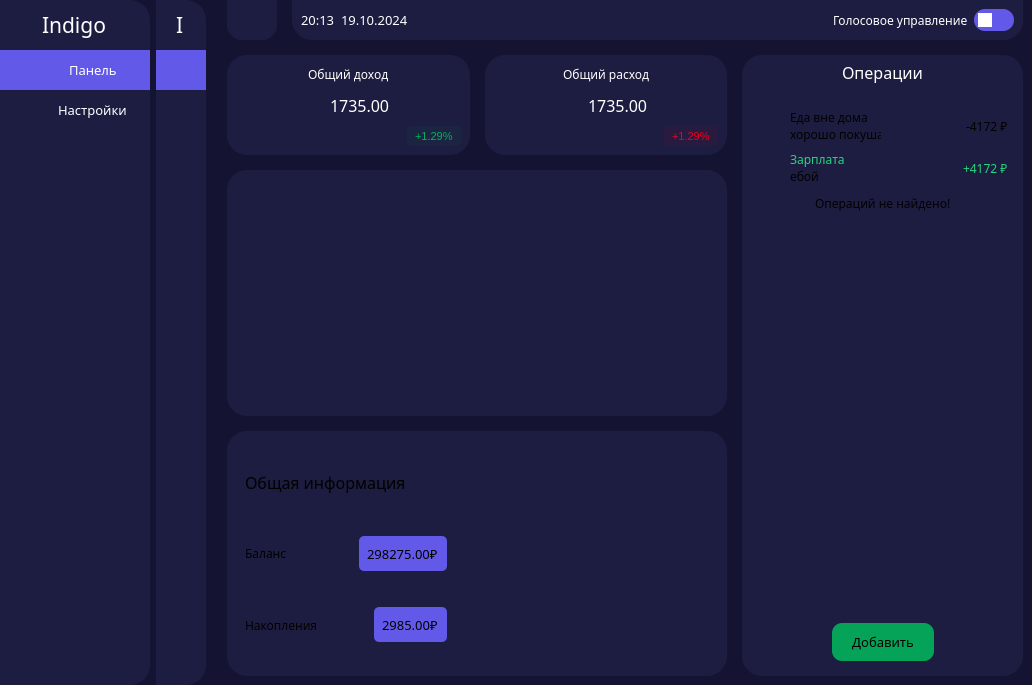
First picture: the form in src/ui/ui-forms/main_ui.ui, repository n1ghtmare-dev/finance_app, before the edit.
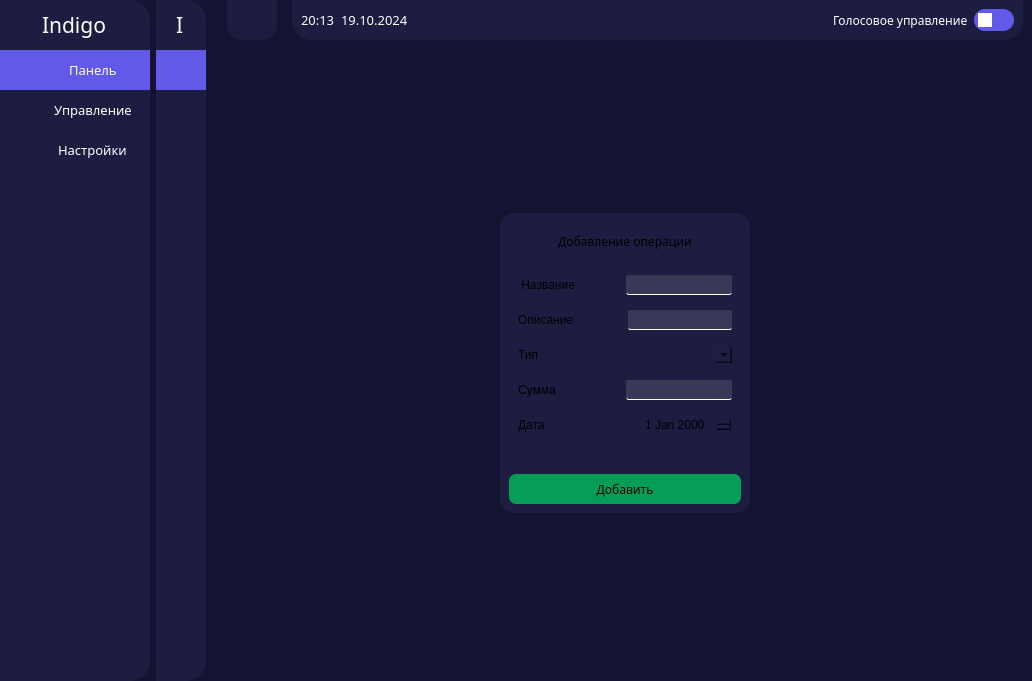
Second picture: the form after the edit. Icons and pictures are not drawn. Custom widgets are drawn as their Qt base class.

The edit to the form file:
```diff
--- a/src/ui/ui-forms/main_ui.ui
+++ b/src/ui/ui-forms/main_ui.ui
@@ -7,7 +7,7 @@
     <x>0</x>
     <y>0</y>
     <width>1032</width>
-    <height>685</height>
+    <height>681</height>
    </rect>
   </property>
   <property name="minimumSize">
@@ -84,6 +84,9 @@
        <property name="rightMargin">
         <number>0</number>
        </property>
+       <property name="bottomMargin">
+        <number>0</number>
+       </property>
        <item>
         <widget class="QFrame" name="frame_3">
          <property name="styleSheet">
@@ -264,6 +267,102 @@
          </layout>
         </widget>
        </item>
+       <item>
+        <widget class="QFrame" name="menu_edit_frame">
+         <property name="minimumSize">
+          <size>
+           <width>0</width>
+           <height>40</height>
+          </size>
+         </property>
+         <property name="styleSheet">
+          <string notr="true">border-radius: 0;</string>
+         </property>
+         <property name="frameShape">
+          <enum>QFrame::Shape::StyledPanel</enum>
+         </property>
+         <property name="frameShadow">
+          <enum>QFrame::Shadow::Raised</enum>
+         </property>
+         <layout class="QHBoxLayout" name="horizontalLayout_19">
+          <property name="spacing">
+           <number>0</number>
+          </property>
+          <property name="leftMargin">
+           <number>0</number>
+          </property>
+          <property name="topMargin">
+           <number>0</number>
+          </property>
+          <property name="rightMargin">
+           <number>0</number>
+          </property>
+          <property name="bottomMargin">
+           <number>0</number>
+          </property>
+          <item>
+           <spacer name="horizontalSpacer_18">
+            <property name="orientation">
+             <enum>Qt::Orientation::Horizontal</enum>
+            </property>
+            <property name="sizeHint" stdset="0">
+             <size>
+              <width>40</width>
+              <height>20</height>
+             </size>
+            </property>
+           </spacer>
+          </item>
+          <item>
+           <widget class="QPushButton" name="open_edit_btn">
+            <property name="cursor">
+             <cursorShape>PointingHandCursor</cursorShape>
+            </property>
+            <property name="icon">
+             <iconset resource="../images/images.qrc">
+              <normaloff>:/icons/icons/icon-edit.png</normaloff>:/icons/icons/icon-edit.png</iconset>
+            </property>
+            <property name="iconSize">
+             <size>
+              <width>18</width>
+              <height>18</height>
+             </size>
+            </property>
+           </widget>
+          </item>
+          <item>
+           <widget class="QLabel" name="label_5">
+            <property name="font">
+             <font>
+              <family>Inter Hewn</family>
+              <pointsize>10</pointsize>
+             </font>
+            </property>
+            <property name="styleSheet">
+             <string notr="true">color: rgb(255, 255, 255);
+margin-left: 5px;</string>
+            </property>
+            <property name="text">
+             <string>Управление</string>
+            </property>
+           </widget>
+          </item>
+          <item>
+           <spacer name="horizontalSpacer_22">
+            <property name="orientation">
+             <enum>Qt::Orientation::Horizontal</enum>
+            </property>
+            <property name="sizeHint" stdset="0">
+             <size>
+              <width>40</width>
+              <height>20</height>
+             </size>
+            </property>
+           </spacer>
+          </item>
+         </layout>
+        </widget>
+       </item>
        <item>
         <widget class="QFrame" name="menu_settings_frame">
          <property name="minimumSize">
@@ -311,7 +410,7 @@
            </spacer>
           </item>
           <item>
-           <widget class="QPushButton" name="pushButton">
+           <widget class="QPushButton" name="open_settings_btn">
             <property name="cursor">
              <cursorShape>PointingHandCursor</cursorShape>
             </property>
@@ -406,7 +505,7 @@
       <property name="frameShadow">
        <enum>QFrame::Shadow::Raised</enum>
       </property>
-      <layout class="QVBoxLayout" name="verticalLayout_14">
+      <layout class="QVBoxLayout" name="verticalLayout_8">
        <property name="spacing">
         <number>0</number>
        </property>
@@ -965,6 +1064,34 @@
         </widget>
        </item>
        <item>
+        <widget class="QStackedWidget" name="main_pages_widget">
+         <property name="styleSheet">
+          <string notr="true">background: none;</string>
+         </property>
+         <property name="currentIndex">
+          <number>1</number>
+         </property>
+         <widget class="QWidget" name="page_panel">
+          <property name="styleSheet">
+           <string notr="true">background: none;</string>
+          </property>
+          <layout class="QHBoxLayout" name="horizontalLayout_16">
+           <property name="spacing">
+            <number>0</number>
+           </property>
+           <property name="leftMargin">
+            <number>0</number>
+           </property>
+           <property name="topMargin">
+            <number>0</number>
+           </property>
+           <property name="rightMargin">
+            <number>0</number>
+           </property>
+           <property name="bottomMargin">
+            <number>0</number>
+           </property>
+           <item>
         <widget class="QFrame" name="frame_10">
          <property name="sizePolicy">
           <sizepolicy hsizetype="Preferred" vsizetype="Preferred">
@@ -978,6 +1105,9 @@
            <height>0</height>
           </size>
          </property>
+             <property name="styleSheet">
+              <string notr="true"/>
+             </property>
          <property name="frameShape">
           <enum>QFrame::Shape::NoFrame</enum>
          </property>
@@ -2461,6 +2591,384 @@
            </widget>
           </item>
          </layout>
+            </widget>
+           </item>
+          </layout>
+         </widget>
+         <widget class="QWidget" name="page_edit">
+          <property name="styleSheet">
+           <string notr="true">background: none;</string>
+          </property>
+          <layout class="QHBoxLayout" name="horizontalLayout_38">
+           <property name="spacing">
+            <number>0</number>
+           </property>
+           <property name="leftMargin">
+            <number>0</number>
+           </property>
+           <property name="topMargin">
+            <number>0</number>
+           </property>
+           <property name="rightMargin">
+            <number>0</number>
+           </property>
+           <property name="bottomMargin">
+            <number>0</number>
+           </property>
+           <item>
+            <widget class="QFrame" name="frame">
+             <property name="styleSheet">
+              <string notr="true"/>
+             </property>
+             <property name="frameShape">
+              <enum>QFrame::Shape::NoFrame</enum>
+             </property>
+             <property name="frameShadow">
+              <enum>QFrame::Shadow::Raised</enum>
+             </property>
+             <layout class="QHBoxLayout" name="horizontalLayout_37">
+              <item>
+               <widget class="QFrame" name="frame_21">
+                <property name="maximumSize">
+                 <size>
+                  <width>250</width>
+                  <height>300</height>
+                 </size>
+                </property>
+                <property name="styleSheet">
+                 <string notr="true">background-color: rgb(29, 29, 65);
+border-radius: 15px;</string>
+                </property>
+                <property name="frameShape">
+                 <enum>QFrame::Shape::NoFrame</enum>
+                </property>
+                <property name="frameShadow">
+                 <enum>QFrame::Shadow::Raised</enum>
+                </property>
+                <layout class="QVBoxLayout" name="verticalLayout_14">
+                 <item>
+                  <widget class="QFrame" name="frame_24">
+                   <property name="frameShape">
+                    <enum>QFrame::Shape::NoFrame</enum>
+                   </property>
+                   <property name="frameShadow">
+                    <enum>QFrame::Shadow::Raised</enum>
+                   </property>
+                   <layout class="QHBoxLayout" name="horizontalLayout_32">
+                    <item>
+                     <spacer name="horizontalSpacer_23">
+                      <property name="orientation">
+                       <enum>Qt::Orientation::Horizontal</enum>
+                      </property>
+                      <property name="sizeHint" stdset="0">
+                       <size>
+                        <width>32</width>
+                        <height>20</height>
+                       </size>
+                      </property>
+                     </spacer>
+                    </item>
+                    <item>
+                     <widget class="QLabel" name="label_6">
+                      <property name="font">
+                       <font>
+                        <family>Inter Hewn</family>
+                       </font>
+                      </property>
+                      <property name="text">
+                       <string>Добавление операции</string>
+                      </property>
+                     </widget>
+                    </item>
+                    <item>
+                     <spacer name="horizontalSpacer_40">
+                      <property name="orientation">
+                       <enum>Qt::Orientation::Horizontal</enum>
+                      </property>
+                      <property name="sizeHint" stdset="0">
+                       <size>
+                        <width>31</width>
+                        <height>20</height>
+                       </size>
+                      </property>
+                     </spacer>
+                    </item>
+                   </layout>
+                  </widget>
+                 </item>
+                 <item>
+                  <widget class="QFrame" name="frame_25">
+                   <property name="frameShape">
+                    <enum>QFrame::Shape::NoFrame</enum>
+                   </property>
+                   <property name="frameShadow">
+                    <enum>QFrame::Shadow::Raised</enum>
+                   </property>
+                   <layout class="QHBoxLayout" name="horizontalLayout_33">
+                    <property name="bottomMargin">
+                     <number>0</number>
+                    </property>
+                    <item>
+                     <widget class="QLabel" name="label_9">
+                      <property name="text">
+                       <string> Название</string>
+                      </property>
+                     </widget>
+                    </item>
+                    <item>
+                     <spacer name="horizontalSpacer_41">
+                      <property name="orientation">
+                       <enum>Qt::Orientation::Horizontal</enum>
+                      </property>
+                      <property name="sizeHint" stdset="0">
+                       <size>
+                        <width>44</width>
+                        <height>20</height>
+                       </size>
+                      </property>
+                     </spacer>
+                    </item>
+                    <item>
+                     <widget class="QLineEdit" name="lineEdit">
+                      <property name="minimumSize">
+                       <size>
+                        <width>100</width>
+                        <height>20</height>
+                       </size>
+                      </property>
+                      <property name="styleSheet">
+                       <string notr="true">background-color: rgba(255, 255, 255, 30);
+border-radius: 2px;
+border-bottom: 1px solid #fff;</string>
+                      </property>
+                     </widget>
+                    </item>
+                   </layout>
+                  </widget>
+                 </item>
+                 <item>
+                  <widget class="QFrame" name="frame_33">
+                   <property name="frameShape">
+                    <enum>QFrame::Shape::NoFrame</enum>
+                   </property>
+                   <property name="frameShadow">
+                    <enum>QFrame::Shadow::Raised</enum>
+                   </property>
+                   <layout class="QHBoxLayout" name="horizontalLayout_34">
+                    <property name="bottomMargin">
+                     <number>0</number>
+                    </property>
+                    <item>
+                     <widget class="QLabel" name="label_11">
+                      <property name="text">
+                       <string>Описание</string>
+                      </property>
+                     </widget>
+                    </item>
+                    <item>
+                     <spacer name="horizontalSpacer_42">
+                      <property name="orientation">
+                       <enum>Qt::Orientation::Horizontal</enum>
+                      </property>
+                      <property name="sizeHint" stdset="0">
+                       <size>
+                        <width>50</width>
+                        <height>20</height>
+                       </size>
+                      </property>
+                     </spacer>
+                    </item>
+                    <item>
+                     <widget class="QLineEdit" name="lineEdit_2">
+                      <property name="minimumSize">
+                       <size>
+                        <width>100</width>
+                        <height>20</height>
+                       </size>
+                      </property>
+                      <property name="styleSheet">
+                       <string notr="true">background-color: rgba(255, 255, 255, 30);
+border-radius: 2px;
+border-bottom: 1px solid #fff;</string>
+                      </property>
+                     </widget>
+                    </item>
+                   </layout>
+                  </widget>
+                 </item>
+                 <item>
+                  <widget class="QFrame" name="frame_37">
+                   <property name="frameShape">
+                    <enum>QFrame::Shape::NoFrame</enum>
+                   </property>
+                   <property name="frameShadow">
+                    <enum>QFrame::Shadow::Raised</enum>
+                   </property>
+                   <layout class="QHBoxLayout" name="horizontalLayout_35">
+                    <property name="bottomMargin">
+                     <number>0</number>
+                    </property>
+                    <item>
+                     <widget class="QLabel" name="label_17">
+                      <property name="text">
+                       <string>Тип</string>
+                      </property>
+                     </widget>
+                    </item>
+                    <item>
+                     <spacer name="horizontalSpacer_43">
+                      <property name="orientation">
+                       <enum>Qt::Orientation::Horizontal</enum>
+                      </property>
+                      <property name="sizeHint" stdset="0">
+                       <size>
+                        <width>50</width>
+                        <height>20</height>
+                       </size>
+                      </property>
+                     </spacer>
+                    </item>
+                    <item>
+                     <widget class="QComboBox" name="comboBox"/>
+                    </item>
+                   </layout>
+                  </widget>
+                 </item>
+                 <item>
+                  <widget class="QFrame" name="frame_39">
+                   <property name="frameShape">
+                    <enum>QFrame::Shape::NoFrame</enum>
+                   </property>
+                   <property name="frameShadow">
+                    <enum>QFrame::Shadow::Raised</enum>
+                   </property>
+                   <layout class="QHBoxLayout" name="horizontalLayout_36">
+                    <property name="bottomMargin">
+                     <number>0</number>
+                    </property>
+                    <item>
+                     <widget class="QLabel" name="label_20">
+                      <property name="text">
+                       <string>Сумма</string>
+                      </property>
+                     </widget>
+                    </item>
+                    <item>
+                     <spacer name="horizontalSpacer_44">
+                      <property name="orientation">
+                       <enum>Qt::Orientation::Horizontal</enum>
+                      </property>
+                      <property name="sizeHint" stdset="0">
+                       <size>
+                        <width>50</width>
+                        <height>20</height>
+                       </size>
+                      </property>
+                     </spacer>
+                    </item>
+                    <item>
+                     <widget class="QLineEdit" name="lineEdit_4">
+                      <property name="minimumSize">
+                       <size>
+                        <width>100</width>
+                        <height>20</height>
+                       </size>
+                      </property>
+                      <property name="styleSheet">
+                       <string notr="true">background-color: rgba(255, 255, 255, 30);
+border-radius: 2px;
+border-bottom: 1px solid #fff;</string>
+                      </property>
+                     </widget>
+                    </item>
+                   </layout>
+                  </widget>
+                 </item>
+                 <item>
+                  <widget class="QFrame" name="frame_40">
+                   <property name="frameShape">
+                    <enum>QFrame::Shape::NoFrame</enum>
+                   </property>
+                   <property name="frameShadow">
+                    <enum>QFrame::Shadow::Raised</enum>
+                   </property>
+                   <layout class="QHBoxLayout" name="horizontalLayout_39">
+                    <property name="bottomMargin">
+                     <number>0</number>
+                    </property>
+                    <item>
+                     <widget class="QLabel" name="label_22">
+                      <property name="text">
+                       <string>Дата</string>
+                      </property>
+                     </widget>
+                    </item>
+                    <item>
+                     <spacer name="horizontalSpacer_45">
+                      <property name="orientation">
+                       <enum>Qt::Orientation::Horizontal</enum>
+                      </property>
+                      <property name="sizeHint" stdset="0">
+                       <size>
+                        <width>50</width>
+                        <height>20</height>
+                       </size>
+                      </property>
+                     </spacer>
+                    </item>
+                    <item>
+                     <widget class="QDateEdit" name="dateEdit"/>
+                    </item>
+                   </layout>
+                  </widget>
+                 </item>
+                 <item>
+                  <spacer name="verticalSpacer_3">
+                   <property name="orientation">
+                    <enum>Qt::Orientation::Vertical</enum>
+                   </property>
+                   <property name="sizeHint" stdset="0">
+                    <size>
+                     <width>20</width>
+                     <height>40</height>
+                    </size>
+                   </property>
+                  </spacer>
+                 </item>
+                 <item>
+                  <widget class="QPushButton" name="pushButton">
+                   <property name="minimumSize">
+                    <size>
+                     <width>0</width>
+                     <height>30</height>
+                    </size>
+                   </property>
+                   <property name="font">
+                    <font>
+                     <family>Inter Hewn</family>
+                    </font>
+                   </property>
+                   <property name="cursor">
+                    <cursorShape>PointingHandCursor</cursorShape>
+                   </property>
+                   <property name="styleSheet">
+                    <string notr="true">background-color: rgba(2, 177, 90, 220);
+border-radius: 7px;</string>
+                   </property>
+                   <property name="text">
+                    <string>Добавить</string>
+                   </property>
+                  </widget>
+                 </item>
+                </layout>
+               </widget>
+              </item>
+             </layout>
+            </widget>
+           </item>
+          </layout>
+         </widget>
+         <widget class="QWidget" name="page_settings"/>
         </widget>
        </item>
       </layout>
```
Left out of the diff: 94 changed lines with no effect on the pictures. Lines whose indentation alone changed are shown as unchanged.
